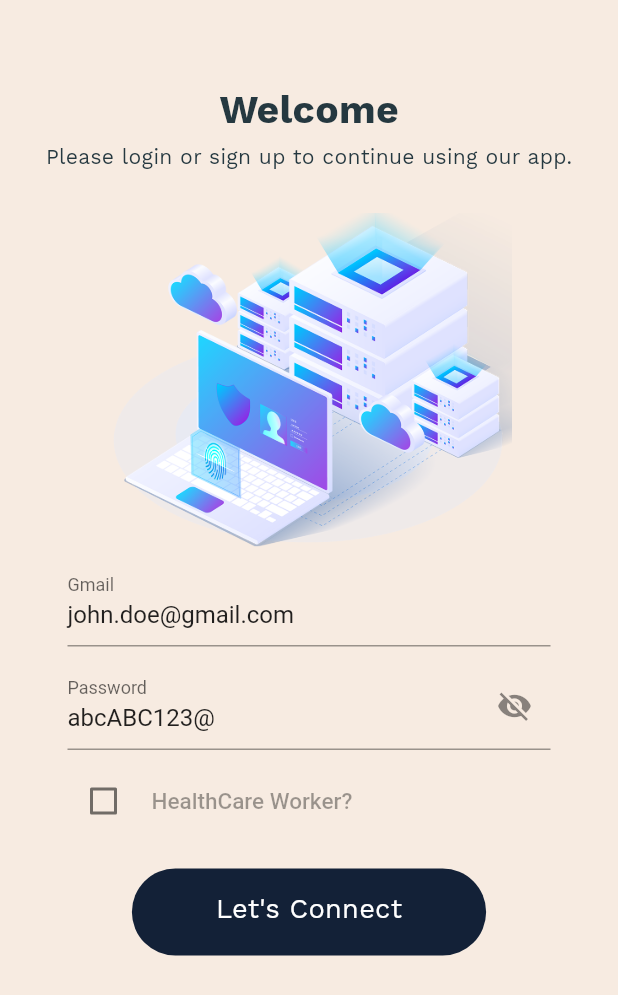
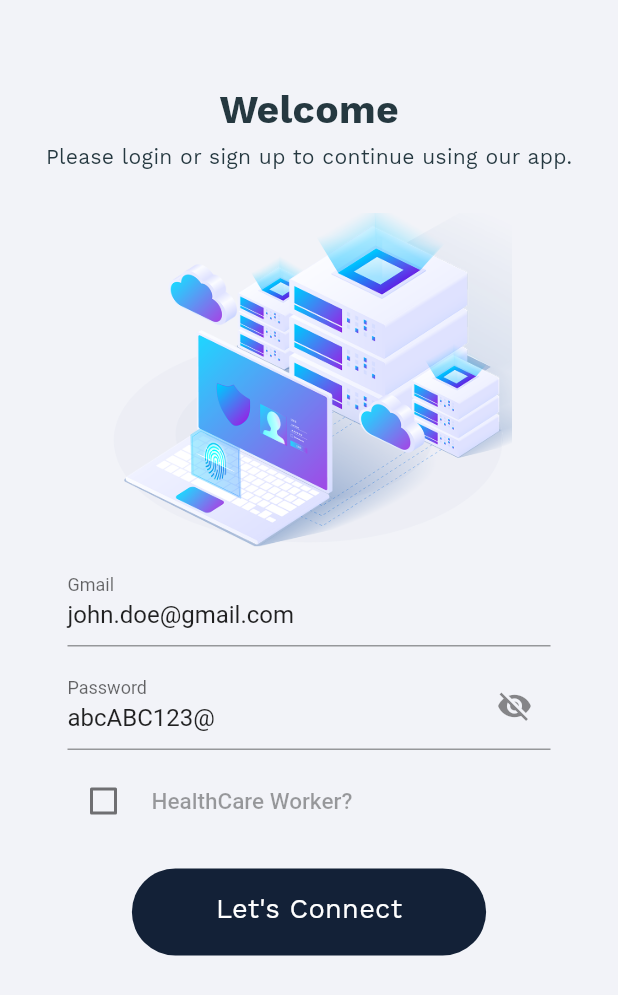
Before and after one commit to Shiru99/Digital-HealthCare-Space, a Flutter app: the LoginScreen screen opened directly, on a phone screen of 412 x 824 dp. Shown: the top 995 px of the screen. Run offline on Flutter 3.47's test engine with Material 2 defaults, Android fonts, the light colour scheme and no system bars; our stand-ins replace email_validator, fluttertoast; accounts and stored records are empty.

Commit message:
Few UI changes

```diff
--- a/Frontend/lib/introduction_animation/introduction_animation_screen.dart
+++ b/Frontend/lib/introduction_animation/introduction_animation_screen.dart
@@ -5,7 +5,7 @@ import 'package:digital_healthcare_space/introduction_animation/components/relax
 import 'package:digital_healthcare_space/introduction_animation/components/splash_view.dart';
 import 'package:digital_healthcare_space/introduction_animation/components/top_back_skip_view.dart';
 import 'package:digital_healthcare_space/introduction_animation/components/welcome_view.dart';
-import 'package:digital_healthcare_space/login_screen/views/login_screen.dart';
+import 'package:digital_healthcare_space/login_screen/login_screen.dart';
 import 'package:flutter/material.dart';
 
 class IntroductionAnimationScreen extends StatefulWidget {
--- a/Frontend/lib/login_screen/views/login_screen.dart
+++ b/Frontend/lib/login_screen/login_screen.dart
@@ -1,8 +1,7 @@
-import 'package:digital_healthcare_space/login_screen/utils/appColors.dart';
-import 'package:digital_healthcare_space/login_screen/views/SaveUser.dart';
+import 'package:digital_healthcare_space/login_screen/SaveUser.dart';
 import 'package:digital_healthcare_space/navigation_home_screen.dart';
 import 'package:email_validator/email_validator.dart';
-
+import 'package:flutter/material.dart';
 import 'package:fluttertoast/fluttertoast.dart';
 
 void toastMessage(String message) {
@@ -81,7 +80,7 @@ class _LoginScreenState extends State<LoginScreen> {
 
     return SafeArea(
       child: Scaffold(
-        backgroundColor: AppColors.kLightPink,
+        backgroundColor: Color(0xFFF2F3F8),
         body: SingleChildScrollView(
           child: Padding(
             padding: const EdgeInsets.only(top: 13),
@@ -111,7 +110,7 @@ class _LoginScreenState extends State<LoginScreen> {
                     const SizedBox(
                       height: 30,
                     ),
-                    Image.asset("assets/images/img1.png", height: 225),
+                    Image.asset("assets/images/login.png", height: 225),
 
                     Form(
                       key: _signInFormKey,
@@ -210,7 +209,7 @@ class _LoginScreenState extends State<LoginScreen> {
                               const Text(
                                 "HealthCare Worker",
                                 style: TextStyle(
-                                    fontSize: 13, color: AppColors.kDarkBack),
+                                    fontSize: 13, color: Color(0xff132137)),
                               );
                             },
                           ),
@@ -247,7 +246,7 @@ class _LoginScreenState extends State<LoginScreen> {
                           ),
                           decoration: BoxDecoration(
                             borderRadius: BorderRadius.circular(38.0),
-                            color: AppColors.kDarkBack,
+                            color: Color(0xff132137),
                           ),
                           child: Text(
                             "Let's Connect",
--- a/Frontend/lib/login_screen/utils/appColors.dart
+++ /dev/null
@@ -1,8 +0,0 @@
-export 'package:flutter/material.dart';
-
-import 'dart:ui';
-
-class AppColors {
-  static const kDarkBack = Color(0xff132137);
-  static const kLightPink = Color(0xffF7EBE1);
-}
--- a/Frontend/lib/side_drawer/home_drawer.dart
+++ b/Frontend/lib/side_drawer/home_drawer.dart
@@ -1,5 +1,5 @@
 import 'package:digital_healthcare_space/app_theme.dart';
-import 'package:digital_healthcare_space/login_screen/views/login_screen.dart';
+import 'package:digital_healthcare_space/login_screen/login_screen.dart';
 import 'package:flutter/material.dart';
 import 'package:fluttertoast/fluttertoast.dart';
 
```
Also changed, not shown: Frontend/assets/health_space/fitness_app.png (deleted), Frontend/assets/images/img0.png (deleted), Frontend/assets/images/img2.png (deleted), Frontend/assets/images/img3.png (deleted), Frontend/assets/images/img4.png (deleted), Frontend/assets/images/login.png (renamed from Frontend/assets/images/img1.png), Frontend/assets/introduction_animation/introduction_animation.png (deleted), Frontend/lib/login_screen/SaveUser.dart (renamed from Frontend/lib/login_screen/views/SaveUser.dart).
